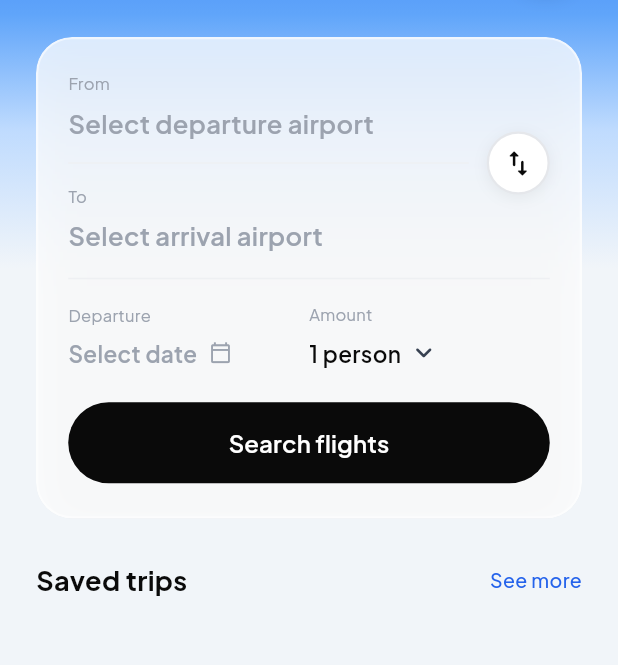
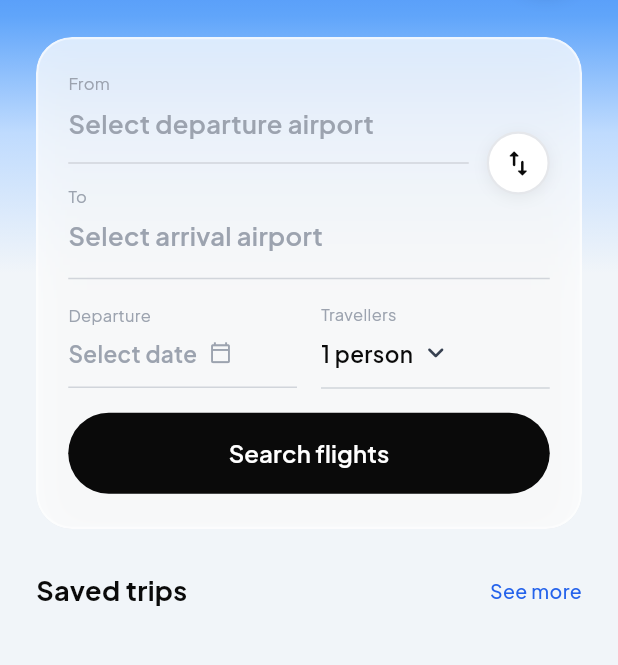
Before and after one commit to PritomChakrabarty/fly_by, a Flutter app: the HomeScreen screen opened directly, on a phone screen of 412 x 824 dp, the part 101-766 px from its top. Run offline on Flutter 3.47's test engine with Material 3 defaults, Android fonts, the phone set to English and light mode, and no system bars; our stand-ins replace dio, flutter_riverpod, flutter_svg, go_router, google_fonts; network calls fail.

Commit message:
fix: improve search card dividers visibility and layout

```diff
--- a/lib/presentation/screens/home/home_screen.dart
+++ b/lib/presentation/screens/home/home_screen.dart
@@ -404,7 +404,7 @@ class _SearchCardState extends ConsumerState<_SearchCard> {
                           ),
                         ),
                         const SizedBox(height: 14),
-                        Container(height: 1, color: const Color(0xFFEEF0F3)),
+                        Container(height: 1, color: const Color(0xFFD1D5DB)),
                         const SizedBox(height: 14),
                         // TO
                         GestureDetector(
@@ -471,7 +471,7 @@ class _SearchCardState extends ConsumerState<_SearchCard> {
                 ],
               ),
               const SizedBox(height: 16),
-              Container(height: 1, color: const Color(0xFFEEF0F3)),
+              Container(height: 1, color: const Color(0xFFD1D5DB)),
               const SizedBox(height: 16),
               // ── DEPARTURE & AMOUNT ───────────────────────────────
               Row(
@@ -517,10 +517,13 @@ class _SearchCardState extends ConsumerState<_SearchCard> {
                               ),
                             ),
                           ],
+                          const SizedBox(height: 12),
+                          Container(height: 1, color: const Color(0xFFD1D5DB)),
                         ],
                       ),
                     ),
                   ),
+                  const SizedBox(width: 16),
                   Expanded(
                     child: GestureDetector(
                       behavior: HitTestBehavior.opaque,
@@ -528,7 +531,7 @@ class _SearchCardState extends ConsumerState<_SearchCard> {
                       child: Column(
                         crossAxisAlignment: CrossAxisAlignment.start,
                         children: [
-                          _label('Amount'),
+                          _label('Travellers'),
                           const SizedBox(height: 6),
                           Row(
                             children: [
@@ -548,13 +551,15 @@ class _SearchCardState extends ConsumerState<_SearchCard> {
                               ),
                             ],
                           ),
+                          const SizedBox(height: 12),
+                          Container(height: 1, color: const Color(0xFFD1D5DB)),
                         ],
                       ),
                     ),
                   ),
                 ],
               ),
-              const SizedBox(height: 22),
+              const SizedBox(height: 16),
               // ── SEARCH BUTTON ────────────────────────────────────
               SizedBox(
                 width: double.infinity,
```
